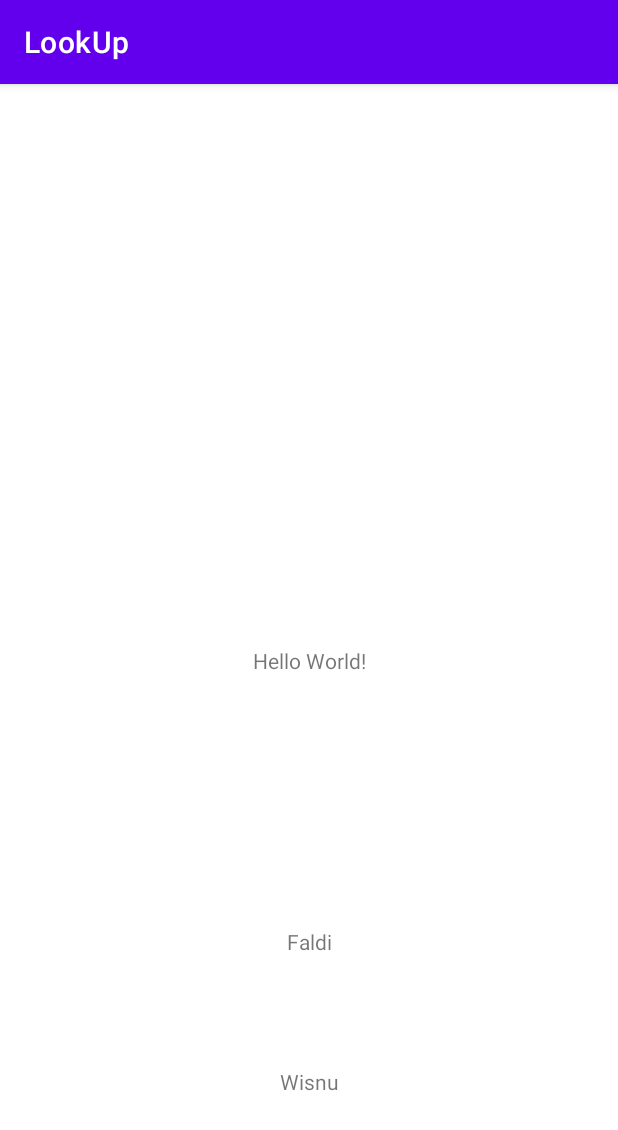
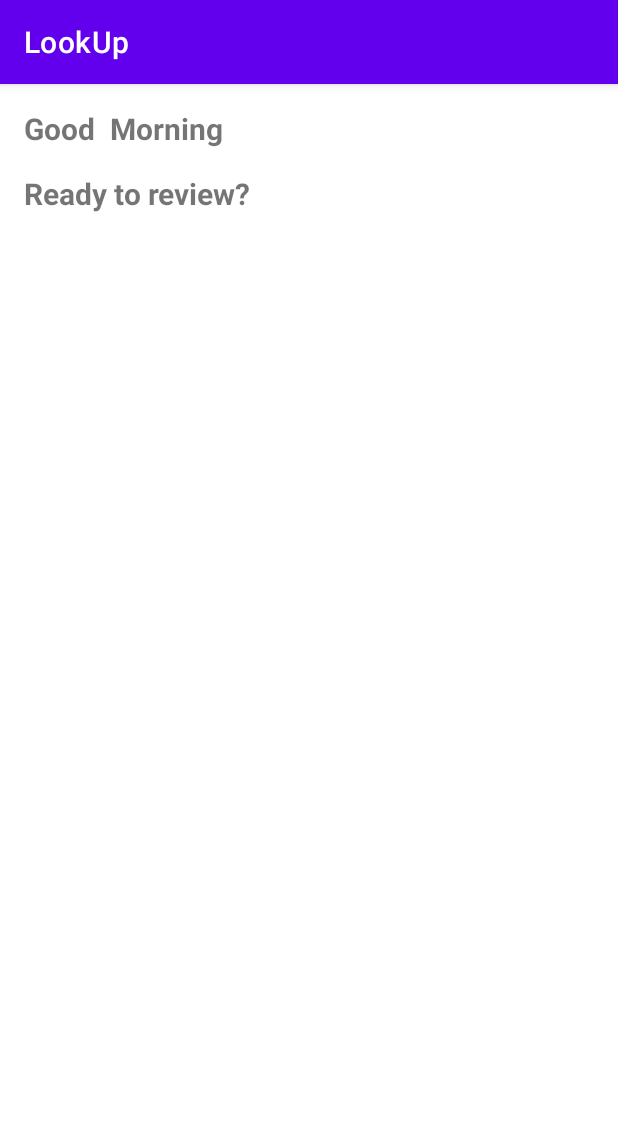
Before and after one commit to FaldiSugoi/LookUp_CapstoneProject, an Android app: the screen it shows after launch (MainActivity), on a phone screen of 412 x 824 dp. Shown: the top 1130 px of the screen. Run offline under Robolectric (Android 15) with nearby library versions, the phone set to English and light mode, and no system bars.

Commit message:
Updating UI

```diff
--- a/app/src/main/res/layout/activity_main.xml
+++ b/app/src/main/res/layout/activity_main.xml
@@ -7,32 +7,48 @@
     tools:context=".MainActivity">
 
     <TextView
-        android:id="@+id/header"
+        android:id="@+id/greet"
         android:layout_width="wrap_content"
         android:layout_height="wrap_content"
-        android:text="Hello World!"
-        app:layout_constraintBottom_toBottomOf="parent"
-        app:layout_constraintLeft_toLeftOf="parent"
-        app:layout_constraintRight_toRightOf="parent"
-        app:layout_constraintTop_toTopOf="parent" />
+        android:text="@string/greet_txt"
+        app:layout_constraintStart_toStartOf="parent"
+        app:layout_constraintTop_toTopOf="parent"
+        android:layout_marginStart="16dp"
+        android:layout_marginTop="16dp"
+        android:textStyle="bold"
+        android:textSize="20sp"/>
 
     <TextView
-        android:id="@+id/faldi"
+        android:id="@+id/status"
         android:layout_width="wrap_content"
         android:layout_height="wrap_content"
-        android:text="@string/faldi"
-        app:layout_constraintBottom_toBottomOf="parent"
-        app:layout_constraintLeft_toLeftOf="parent"
-        app:layout_constraintRight_toRightOf="parent"
-        app:layout_constraintTop_toTopOf="@id/header"/>
+        android:text="@string/Status"
+        app:layout_constraintStart_toEndOf="@id/greet"
+        app:layout_constraintTop_toTopOf="parent"
+        android:layout_marginStart="10dp"
+        android:layout_marginTop="16dp"
+        android:textStyle="bold"
+        android:textSize="20sp"/>
 
     <TextView
+        android:id="@+id/q_review"
         android:layout_width="wrap_content"
         android:layout_height="wrap_content"
-        android:text="Wisnu"
-        app:layout_constraintBottom_toBottomOf="parent"
-        app:layout_constraintLeft_toLeftOf="parent"
-        app:layout_constraintRight_toRightOf="parent"
-        app:layout_constraintTop_toTopOf="@id/faldi"/>
+        android:text="@string/ready_to_review"
+        app:layout_constraintStart_toStartOf="parent"
+        app:layout_constraintTop_toBottomOf="@id/greet"
+        android:layout_marginStart="16dp"
+        android:layout_marginTop="16dp"
+        android:textStyle="bold"
+        android:textSize="20sp"/>
+
+    <androidx.recyclerview.widget.RecyclerView
+        android:id="@+id/rv_video"
+        android:layout_width="match_parent"
+        android:layout_height="wrap_content"
+        app:layout_constraintEnd_toEndOf="parent"
+        app:layout_constraintTop_toBottomOf="@id/q_review"
+        android:layout_marginTop="16dp"/>
+
 
 </androidx.constraintlayout.widget.ConstraintLayout>
--- a/app/src/main/res/values/colors.xml
+++ b/app/src/main/res/values/colors.xml
@@ -7,4 +7,8 @@
     <color name="teal_700">#FF018786</color>
     <color name="black">#FF000000</color>
     <color name="white">#FFFFFFFF</color>
+    <color name="orange_500">#FF7F00</color>
+    <color name="orange_200">#FFA45B</color>
+    <color name="yellow_100">#FFDA77</color>
+    <color name="blue_200">#AEE6E6</color>
 </resources>
--- a/app/src/main/res/values/strings.xml
+++ b/app/src/main/res/values/strings.xml
@@ -1,4 +1,8 @@
 <resources>
     <string name="app_name">LookUp</string>
     <string name="faldi">Faldi</string>
+    <string name="Status">Morning</string>
+    <string name="greet_txt">Good</string>
+    <string name="ready_to_review">Ready to review?</string>
+    <string name="title_vid">Title</string>
 </resources>
```
Also changed, not shown: app/src/main/res/layout/list_item_video.xml (added, +39 -0 lines).
